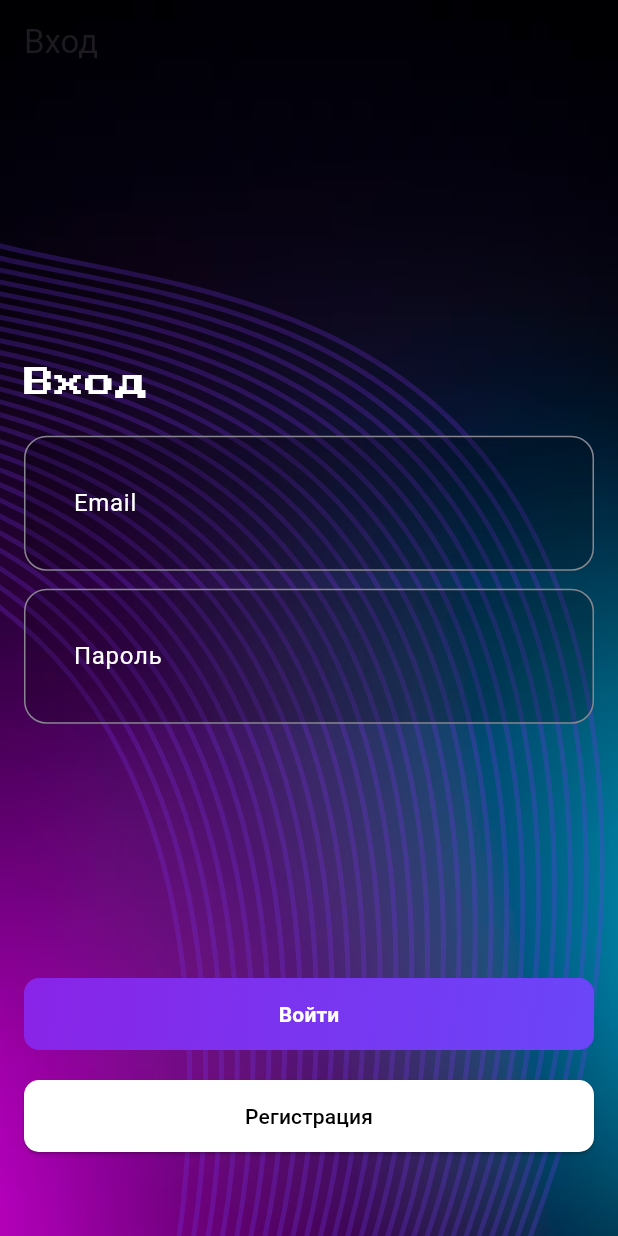
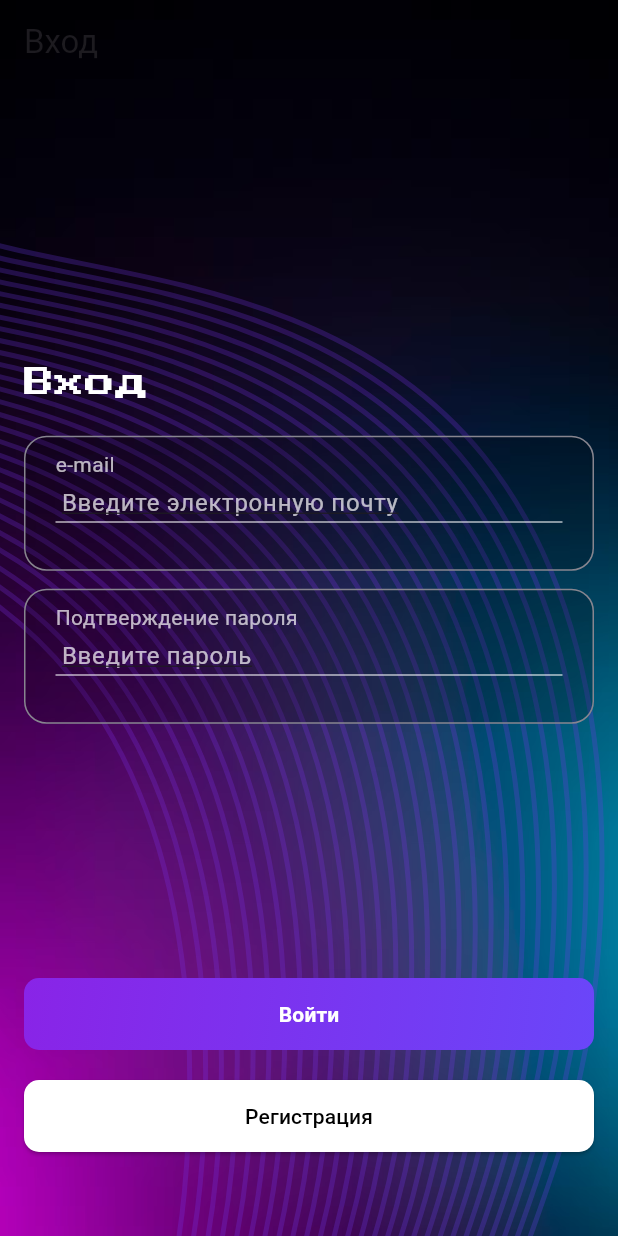
Before and after one commit to Zabalkanskiy/Aeza_Flutter, a Flutter app: the screen it shows after launch, on a phone screen of 412 x 824 dp. Run offline on Flutter 3.47's test engine with Material 3 defaults, Android fonts, the phone set to English and light mode, and no system bars; our stand-ins replace bloc, cloud_firestore, dio, equatable, firebase_auth, firebase_core and 8 more; missing offline and left inert: image_gallery_saver_plus; accounts and stored records are empty; generated files the repository leaves out were written again.

Commit message:
change auth_page.dart

```diff
--- /dev/null
+++ b/lib/core/custom_input_field.dart
@@ -0,0 +1,83 @@
+
+import 'package:flutter/material.dart';
+
+class CustomInputField extends StatelessWidget {
+  final String label;
+  final String hintText;
+  final TextEditingController controller;
+  final TextInputType keyboardType;
+  final String? Function(String?)? validator;
+  final bool obscureText;
+
+  const CustomInputField({
+    super.key,
+    required this.label,
+    required this.hintText,
+    required this.controller,
+    this.keyboardType = TextInputType.text,
+    this.validator,
+    this.obscureText = false,
+  });
+
+  @override
+  Widget build(BuildContext context) {
+    return Container(
+      height: 90,
+      decoration: BoxDecoration(
+        color: Colors.black.withOpacity(0.2),
+        borderRadius: BorderRadius.circular(15),
+        border: Border.all(
+          color: const Color(0xFF87858F),
+          width: 1.0,
+        ),
+      ),
+      padding: const EdgeInsets.all(8),
+      child: Column(
+        crossAxisAlignment: CrossAxisAlignment.start,
+        children: [
+          Padding(
+            padding: const EdgeInsets.only(left: 12, bottom: 4),
+            child: Text(
+              label,
+              style: const TextStyle(
+                color: Colors.white70,
+                fontSize: 14,
+                fontWeight: FontWeight.normal,
+              ),
+            ),
+          ),
+          TextFormField(
+            controller: controller,
+            obscureText: obscureText,
+            keyboardType: keyboardType,
+            decoration: InputDecoration(
+              hintText: hintText,
+              hintStyle: const TextStyle(
+                color: Colors.white70,
+                decoration: TextDecoration.underline,
+              ),
+              filled: true,
+              fillColor: Colors.transparent,
+              border: InputBorder.none,
+              isDense: true,
+              contentPadding: const EdgeInsets.symmetric(
+                vertical: 0,
+                horizontal: 12,
+              ),
+            ),
+            style: const TextStyle(color: Colors.white),
+            validator: validator,
+          ),
+          const Padding(
+            padding: EdgeInsets.symmetric(horizontal: 12),
+            child: Divider(
+              height: 1,
+              thickness: 1,
+              color: Colors.white70,
+            ),
+          ),
+        ],
+      ),
+    );
+  }
+}
--- a/lib/feature/auth/view/auth_page.dart
+++ b/lib/feature/auth/view/auth_page.dart
@@ -1,3 +1,4 @@
+import 'package:aeza_flutter/core/custom_input_field.dart';
 import 'package:flutter/material.dart';
 import 'package:flutter_bloc/flutter_bloc.dart';
 import 'package:flutter_svg/svg.dart';
@@ -86,60 +87,123 @@ class _AuthPageState extends State<AuthPage> {
                                   child: Text('Вход', style: TextStyle(color: Colors.white, fontFamily: 'Press Start 2P', fontSize: 20),)),
                             ),
                             SizedBox(height: 20,),
-                            Container(
-                              decoration: BoxDecoration(
-                                color: Colors.black.withOpacity(0.2), // Полупрозрачный белый
-                                borderRadius: BorderRadius.circular(15),
-                                border: Border.all(
-                                  color: Color(0xFF87858F), // Цвет #87858F
-                                  width: 1.0, // Толщина 1 пиксель
-                                ),
-
-                              ),
-                              padding: const EdgeInsets.all(16),
-                              child: TextFormField(
-                                controller: _email,
-                                decoration: InputDecoration(
-                                  labelText: 'Email',
-                                  labelStyle: TextStyle(color: Colors.white),
-                                  filled: true,
-                                  fillColor: Colors.transparent,
-                                  border: InputBorder.none,
-                                ),
-                                style: TextStyle(color: Colors.white),
-                                keyboardType: TextInputType.emailAddress,
-                                validator: (v) => v != null && v.contains('@')
-                                    ? null
-                                    : 'Некорректный email',
-                              ),
+                            CustomInputField(
+                              label: 'e-mail',
+                              hintText: 'Введите электронную почту',
+                              controller: _email,
+                              keyboardType: TextInputType.emailAddress,
+                              validator: (v) =>
+                              v != null && v.contains('@') ? null : 'Некорректный email',
                             ),
+                            // Container(
+                            //   height: 78,
+                            //   decoration: BoxDecoration(
+                            //     color: Colors.black.withOpacity(0.2), // Полупрозрачный белый
+                            //     borderRadius: BorderRadius.circular(15),
+                            //     border: Border.all(
+                            //       color: Color(0xFF87858F), // Цвет #87858F
+                            //       width: 1.0, // Толщина 1 пиксель
+                            //     ),
+                            //
+                            //   ),
+                            //   padding: const EdgeInsets.all(8),
+                            //   child: Column(
+                            //     crossAxisAlignment: CrossAxisAlignment.start,
+                            //     children: [
+                            //       Padding(
+                            //         padding: const EdgeInsets.only(left: 12, bottom: 4),
+                            //         child: Text(
+                            //           'E-mail',
+                            //           style: TextStyle(
+                            //             color: Colors.white,
+                            //             fontSize: 14,
+                            //             fontWeight: FontWeight.normal
+                            //           ),
+                            //         ),
+                            //       ),
+                            //       TextFormField(
+                            //         controller: _email,
+                            //         decoration: InputDecoration(
+                            //           // labelText: 'Email',
+                            //           // labelStyle: TextStyle(color: Colors.white,
+                            //           //   height: 0.8, // уменьшаем межстрочный интервал
+                            //           // ),
+                            //          // contentPadding: EdgeInsets.symmetric(vertical: 0, horizontal: 0),
+                            //           hintText: 'Введите электронную почту',
+                            //           hintStyle: TextStyle(color: Colors.white70,
+                            //             decoration: TextDecoration.underline, // подчёркивание hint текста
+                            //             ), // чтобы было видно на тёмном фоне
+                            //           // enabledBorder: UnderlineInputBorder(
+                            //           //   borderSide: BorderSide(color: Colors.white70),
+                            //           // ),
+                            //           // helperText: 'Введите электронную почту',
+                            //           // helperStyle: TextStyle(color: Colors.white70,
+                            //           //  // height: 0.2, // уменьшаем межстрочный интервал
+                            //           //   ),
+                            //           filled: true,
+                            //           fillColor: Colors.transparent,
+                            //           border: InputBorder.none,
+                            //           isDense: true, // делает поле более "плотным"
+                            //           contentPadding: EdgeInsets.symmetric(vertical: 0, horizontal: 12), // убираем отступы
+                            //         ),
+                            //         style: TextStyle(color: Colors.white),
+                            //         keyboardType: TextInputType.emailAddress,
+                            //         validator: (v) => v != null && v.contains('@')
+                            //             ? null
+                            //             : 'Некорректный email',
+                            //       ),
+                            //       Padding(
+                            //         padding: EdgeInsets.symmetric(horizontal: 12),
+                            //         child: Divider(
+                            //
+                            //           height: 1, // высота разделителя
+                            //           thickness: 1,
+                            //           color: Colors.white70,
+                            //         ),
+                            //       )
+                            //     ],
+                            //   ),
+                            // ),
                             const SizedBox(height: 12),
-                            Container(
-                              decoration: BoxDecoration(
-                                color: Colors.black.withOpacity(0.2), // Полупрозрачный белый
-                                borderRadius: BorderRadius.circular(15),
-                                border: Border.all(
-                                  color: Color(0xFF87858F), // Цвет #87858F
-                                  width: 1.0, // Толщина 1 пиксель
-                                ),
-                              ),
-                              padding: const EdgeInsets.all(16),
-                              child: TextFormField(
-                                controller: _password,
-                                decoration: InputDecoration(
-                                  labelText: 'Пароль',
-                                  labelStyle: TextStyle(color: Colors.white),
-                                  filled: true,
-                                  fillColor: Colors.transparent,
-                                  border: InputBorder.none,
-                                ),
-                                style: TextStyle(color: Colors.white),
-                                obscureText: true,
+                            CustomInputField(
+                              label: 'Подтверждение пароля',
+                              hintText: 'Введите пароль',
+                              controller: _password,
+                              obscureText: true,
                                 validator: (v) => v != null && v.length >= 8
-                                    ? null
-                                    : 'Минимум 8 символов',
-                              ),
+                                      ? null
+                                      : 'Минимум 8 символов',
                             ),
+                            // Container(
+                            //   decoration: BoxDecoration(
+                            //     color: Colors.black.withOpacity(0.2), // Полупрозрачный белый
+                            //     borderRadius: BorderRadius.circular(15),
+                            //     border: Border.all(
+                            //       color: Color(0xFF87858F), // Цвет #87858F
+                            //       width: 1.0, // Толщина 1 пиксель
+                            //     ),
+                            //   ),
+                            //   padding: const EdgeInsets.all(16),
+                            //   child: TextFormField(
+                            //     controller: _password,
+                            //     decoration: InputDecoration(
+                            //       labelText: 'Подтверждение пароля',
+                            //       labelStyle: TextStyle(color: Colors.white),
+                            //       // hintText: 'Введите пароль',
+                            //       // hintStyle: TextStyle(color: Colors.white70),
+                            //       helperText: 'Введите пароль',
+                            //       helperStyle: TextStyle(color: Colors.white70),
+                            //       filled: true,
+                            //       fillColor: Colors.transparent,
+                            //       border: InputBorder.none,
+                            //     ),
+                            //     style: TextStyle(color: Colors.white),
+                            //     obscureText: true,
+                            //     validator: (v) => v != null && v.length >= 8
+                            //         ? null
+                            //         : 'Минимум 8 символов',
+                            //   ),
+                            // ),
                           ],
 
                       ),
@@ -224,4 +288,6 @@ class _AuthPageState extends State<AuthPage> {
       ],
     );
   }
+
+
 }
```
